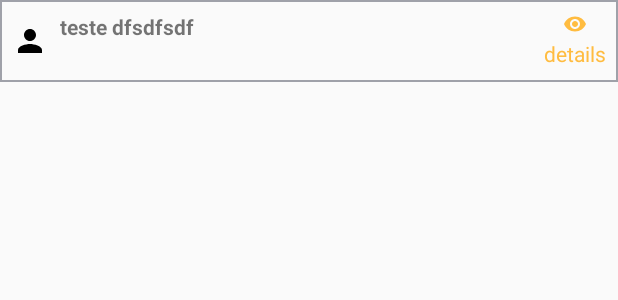
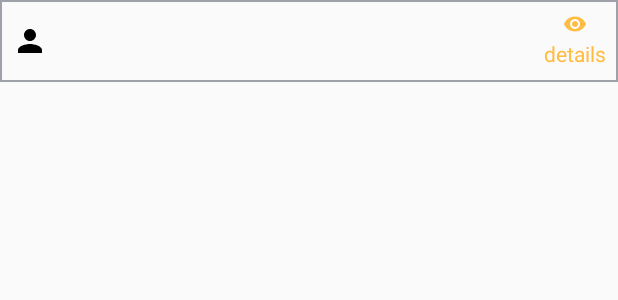
Before and after one commit to albuquerquerlucas/Orm, an Android app: the layout item_lista.xml on its own in the app's theme, with its tools: preview values and no code run, on a phone screen of 412 x 824 dp. Shown: the top 300 px of the screen. Run offline under Robolectric (Android 15) with nearby library versions, the phone set to English and light mode, and no system bars.

Commit message:
Limpeza do layout

```diff
--- a/app/src/main/res/layout/item_lista.xml
+++ b/app/src/main/res/layout/item_lista.xml
@@ -29,7 +29,7 @@
                 android:id="@+id/txt_cliente"
                 android:layout_width="wrap_content"
                 android:layout_height="match_parent"
-                android:text="teste dfsdfsdf"
+                android:text=""
                 android:textStyle="bold"
                 android:gravity="center_vertical"/>
 
```
